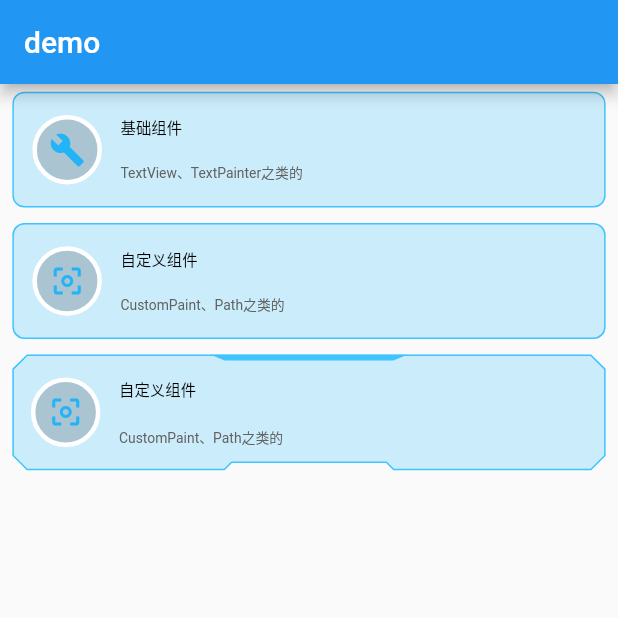
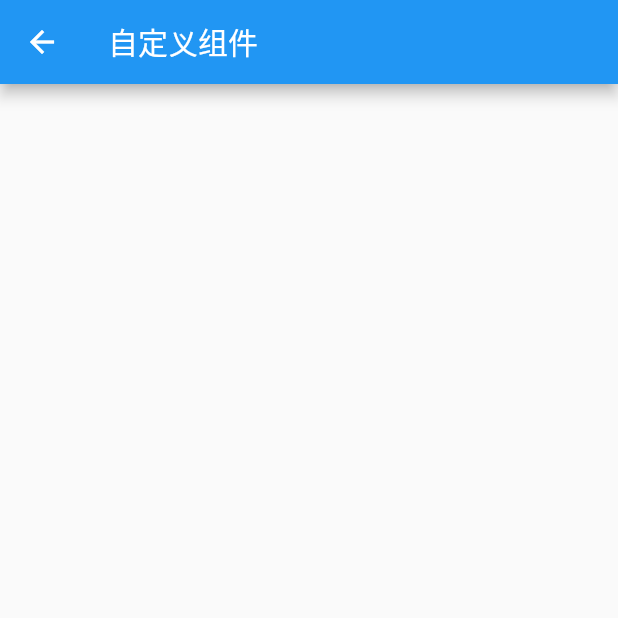
Before and after one commit to gneL1/flutter_experiences, a Flutter app: the screen it shows after launch, after a tap on "自定义组件", on a phone screen of 412 x 824 dp, the top half of it. Run offline on Flutter 3.47's test engine with Material 2 defaults, Android fonts, the phone set to English and light mode, and no system bars; our stand-ins replace flutter_screenutil.

Commit message:
add files

```diff
--- a/lib/Router.dart
+++ b/lib/Router.dart
@@ -1,10 +1,13 @@
 import 'package:flutter/material.dart';
+import 'package:flutterexperiences/base_widget/base_widget_index.dart';
+import 'package:flutterexperiences/custom_widget/custom_widget_index.dart';
 
 class Router{
 
   static GlobalKey<NavigatorState> navigatorKey = GlobalKey();
 
-//  static const String Demo1 = 'demo1';
+  static const String BaseWidget_Index = 'BaseWidgetIndex';
+  static const String CustomWidget_Index = 'CustomWidgetIndex';
 //  static const String Main = 'main';
 //  static const String Demo2 = 'demo2';
 //  static const String Path = 'pathpage';
@@ -12,13 +15,17 @@ class Router{
 
 
   static Route generateRoute(RouteSettings settings){
-//    switch (settings.name){
-//      case Demo1:
-//        return MaterialPageRoute(builder: (context){
-//          print('打印参数是${settings.toString()}');
-//          return DemoOne();
-//        });
-//        break;
+    switch (settings.name){
+      case BaseWidget_Index:
+        return MaterialPageRoute(builder: (context){
+          return BaseWidgetIndex();
+        });
+        break;
+      case CustomWidget_Index:
+        return MaterialPageRoute(builder: (context){
+          return CustomWidgetIndex();
+        });
+        break;
 //      case Main:
 //        return MaterialPageRoute(builder: (context){
 //          print('打印参数是${settings.toString()}');
@@ -52,7 +59,7 @@ class Router{
 //          );
 //        });
 //        break;
-//    }
+    }
   }
 }
 
--- a/lib/base_widget/base_widget_index.dart
+++ b/lib/base_widget/base_widget_index.dart
@@ -11,6 +11,14 @@ class BaseWidgetIndexState extends State<BaseWidgetIndex> {
   @override
   Widget build(BuildContext context) {
     return Scaffold(
+      appBar: AppBar(
+        title: Text('基础组件'),
+      ),
+      body: Column(
+        children: <Widget>[
+
+        ],
+      ),
     );
   }
 }
--- /dev/null
+++ b/lib/custom_widget/custom_widget_index.dart
@@ -0,0 +1,24 @@
+import 'package:flutter/material.dart';
+
+class CustomWidgetIndex extends StatefulWidget {
+  CustomWidgetIndex({ Key key }) : super(key: key);
+
+  @override
+  CustomWidgetIndexState createState() => new CustomWidgetIndexState();
+}
+
+class CustomWidgetIndexState extends State<CustomWidgetIndex> {
+  @override
+  Widget build(BuildContext context) {
+    return Scaffold(
+      appBar: AppBar(
+        title: Text('自定义组件'),
+      ),
+      body: Column(
+        children: <Widget>[
+
+        ],
+      ),
+    );
+  }
+}
--- a/lib/main.dart
+++ b/lib/main.dart
@@ -70,7 +70,7 @@ class _MyHomePageState extends State<MyHomePage> {
                   UtilItem(
                     icon: Icon(Icons.build,color: Colors.lightBlueAccent[400].withOpacity(0.8),),
                     onPressed: (){
-
+                      Navigator.pushNamed(context, Router.BaseWidget_Index);
                     },
                     title: '基础组件',
                     description: 'TextView、TextPainter之类的',
@@ -80,21 +80,21 @@ class _MyHomePageState extends State<MyHomePage> {
                   UtilItem(
                     icon: Icon(Icons.center_focus_weak,color: Colors.lightBlueAccent[400].withOpacity(0.8),),
                     onPressed: (){
-
+                      Navigator.pushNamed(context, Router.CustomWidget_Index);
                     },
                     title: '自定义组件',
                     description: 'CustomPaint、Path之类的',
                   ),
 
-                  UtilItem(
-                    icon: Icon(Icons.center_focus_weak,color: Colors.lightBlueAccent[400].withOpacity(0.8),),
-                    onPressed: (){
-
-                    },
-                    title: '自定义组件',
-                    description: 'CustomPaint、Path之类的',
-                    isShape: true,
-                  ),
+//                  UtilItem(
+//                    icon: Icon(Icons.center_focus_weak,color: Colors.lightBlueAccent[400].withOpacity(0.8),),
+//                    onPressed: (){
+//
+//                    },
+//                    title: '自定义组件',
+//                    description: 'CustomPaint、Path之类的',
+//                    isShape: true,
+//                  ),
 
 
 
--- a/lib/utils/util_item.dart
+++ b/lib/utils/util_item.dart
@@ -103,6 +103,7 @@ class UtilItem extends StatelessWidget {
   }
 
 
+  //正常形状
   Widget _head({Widget child}){
     return Container(
         decoration: BoxDecoration(
@@ -125,13 +126,15 @@ class UtilItem extends StatelessWidget {
   }
 
 
+  //自定义形状
   Widget _shapeHead({Widget child}){
     return Padding(
       padding: EdgeInsets.symmetric(
           horizontal: ScreenUtil().setWidth(16),
           vertical: ScreenUtil().setHeight(8)
       ),
-      child: ClipPath(
+      //通过ClipPath来确保child里的水波纹形状同边框形状一致
+     child: ClipPath(
         clipper: ShapeBorderClipper(
             shape: _ItemShape(isClip: true,color: backgroundColor)
         ),
@@ -180,6 +183,8 @@ class _ItemShape extends ShapeBorder{
     return null;
   }
 
+
+  //绘制Item的边框形状
   @override
   Path getOuterPath(Rect rect, {TextDirection textDirection}) {
     // TODO: implement getOuterPath
@@ -221,6 +226,7 @@ class _ItemShape extends ShapeBorder{
     }
   }
 
+  //绘制Item内部图案
   @override
   void paint(Canvas canvas, Rect rect, {TextDirection textDirection}) {
 //    // TODO: implement paint
@@ -243,7 +249,7 @@ class _ItemShape extends ShapeBorder{
         length = rect.width / 8;
       }
 
-//      path.fillType = PathFillType.evenOdd;
+      //画边框
       path.addPolygon([
         Offset(0,length),
         Offset(0,h - length),
@@ -260,6 +266,7 @@ class _ItemShape extends ShapeBorder{
       ], true);
       canvas.drawPath(path, paint);
 
+      //画顶部
       Path pathTop = Path();
       pathTop.addPolygon([
         Offset(rect.width / 3, 0),
@@ -268,6 +275,7 @@ class _ItemShape extends ShapeBorder{
         Offset(rect.width / 3  + length,4.0),
       ], true);
 
+      //设置为填充图案，默认是线框图案
       paint.style = PaintingStyle.fill;
 
       canvas.drawPath(pathTop, paint);
```
